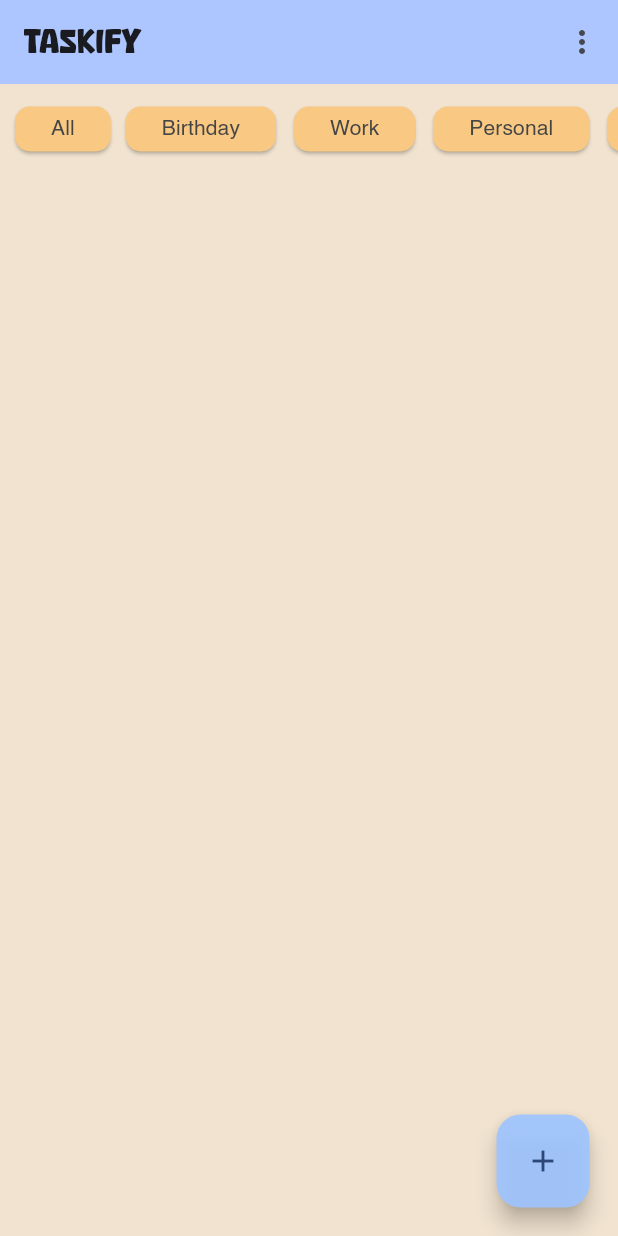
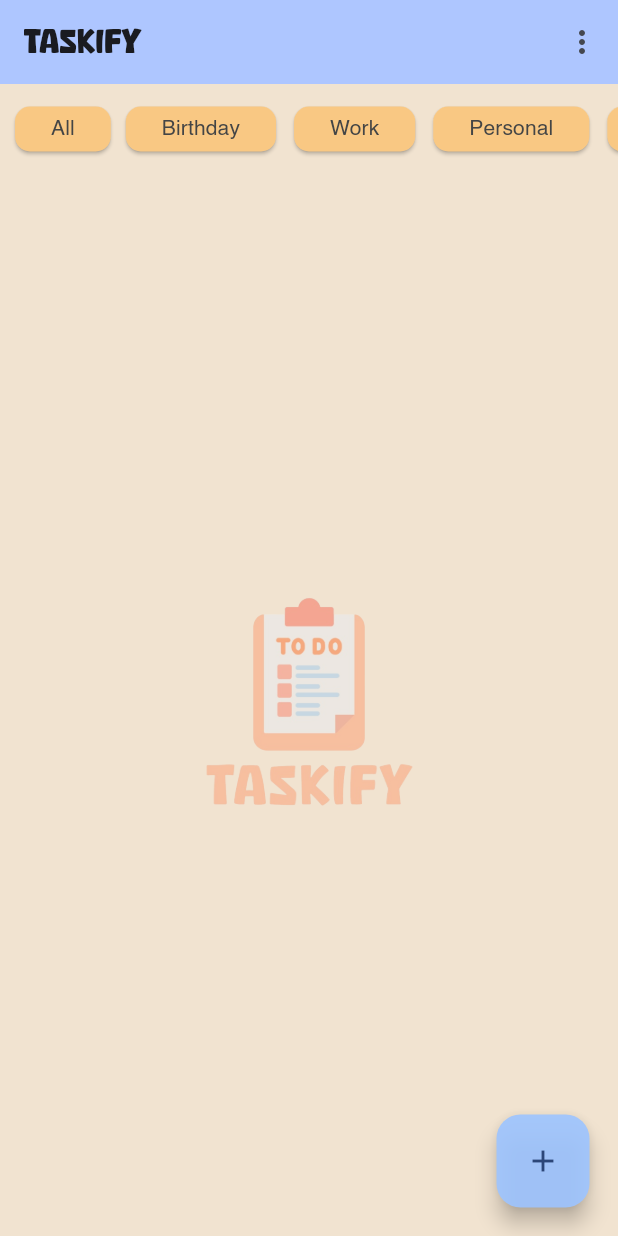
Before and after one commit to Pritam08pb/taskify, a Flutter app: the screen it shows after launch, on a phone screen of 412 x 824 dp. Run offline on Flutter 3.47's test engine with Material 3 defaults, Android fonts, the phone set to English and light mode, and no system bars; our stand-ins replace shared_preferences.

Commit message:
list empty image added .some bug fixed

```diff
--- a/lib/main.dart
+++ b/lib/main.dart
@@ -78,7 +78,8 @@ class _MyHomePageState extends State<MyHomePage> {
   void addTask(Task task) {
     setState(() {
       tasks.add(task);
-      filteredTasks.add(task);
+      if(currentTag !='All'){
+      filteredTasks.add(task);}
       _saveTasks();
       setState(() {});
     });
@@ -289,7 +290,10 @@ class _MyHomePageState extends State<MyHomePage> {
                 ),
                 Flexible(
                   flex: 8,
-                  child: ListView.builder(
+                  child:filteredTasks.isEmpty ? Center(child: Container(width: 150,child: Opacity(opacity: 0.4,
+                  child: Image(image: AssetImage('assets/images/logo.png'),)))) :
+
+                   ListView.builder(
                     itemCount: filteredTasks.length,
                     itemBuilder: (BuildContext context, int index) {
                       if (filteredTasks.isEmpty) {
```
